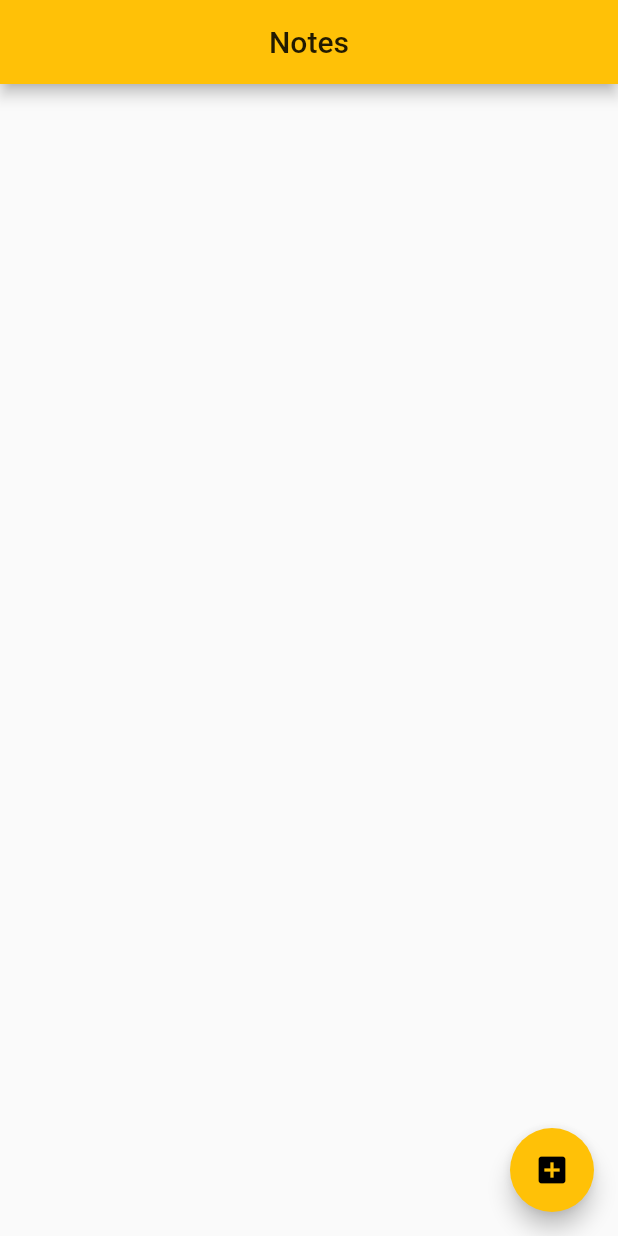
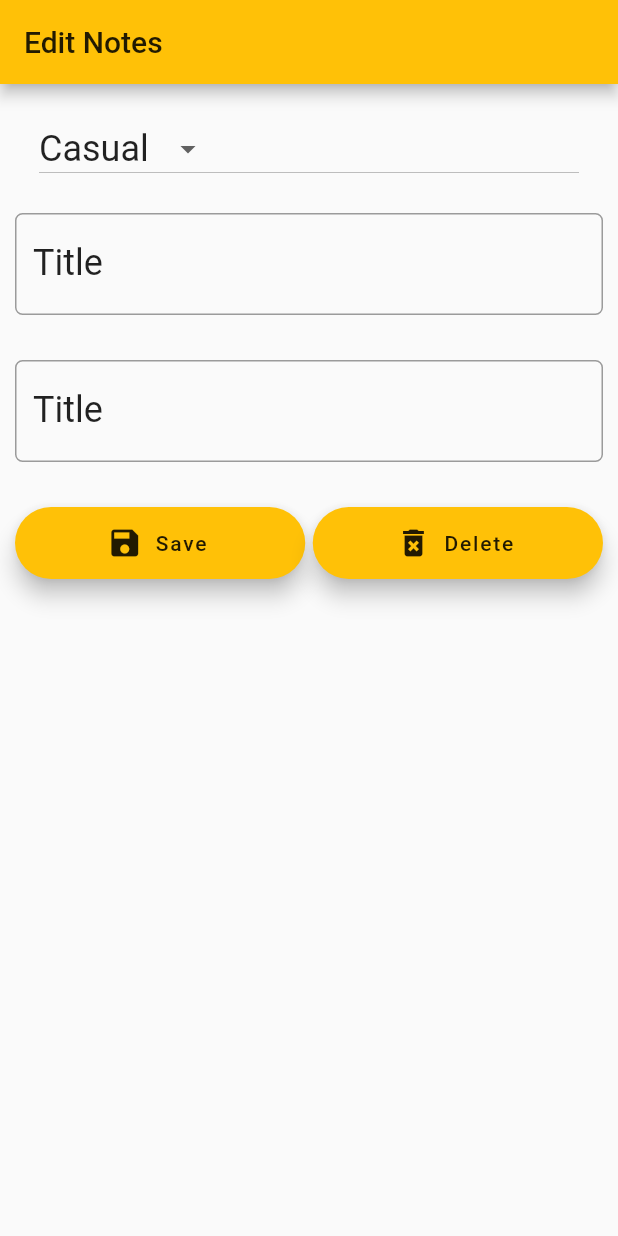
Before and after one commit to Ankan1998/Notebook_flutter, a Flutter app: the screen it shows after launch, on a phone screen of 412 x 824 dp. Run offline on Flutter 3.47's test engine with Material 2 defaults, Android fonts, the phone set to English and light mode, and no system bars.

Commit message:
Added Note_detail in the App

```diff
--- a/flutternote/lib/main.dart
+++ b/flutternote/lib/main.dart
@@ -1,4 +1,5 @@
 import 'package:flutter/material.dart';
+import 'package:flutternote/screens/note_detail.dart';
 import 'package:flutternote/screens/note_list.dart';
 
 void main() {
@@ -14,7 +15,7 @@ class MyApp extends StatelessWidget {
       theme: ThemeData(
         primarySwatch: Colors.amber,
       ),
-      home: NoteList(),
+      home: NoteDetail(),
     );
   }
 }
--- a/flutternote/lib/screens/note_detail.dart
+++ b/flutternote/lib/screens/note_detail.dart
@@ -0,0 +1,134 @@
+import 'package:flutter/material.dart';
+
+class NoteDetail extends StatefulWidget {
+  const NoteDetail({Key? key}) : super(key: key);
+
+  @override
+  _NoteDetailState createState() => _NoteDetailState();
+}
+
+class _NoteDetailState extends State<NoteDetail> {
+  static var _priorities = ['Urgent', 'Medium', 'Casual'];
+  TextEditingController titleController = TextEditingController();
+  TextEditingController descriptionController = TextEditingController();
+
+  @override
+  Widget build(BuildContext context) {
+    TextStyle? textStyle = Theme.of(context).textTheme.headline5;
+
+    return Scaffold(
+      appBar: AppBar(
+        title: Text(
+          'Edit Notes',
+        ),
+      ),
+      body: Padding(
+        padding: EdgeInsets.only(top: 15.0, left: 10.0, right: 10.0),
+        child: ListView(
+          children: <Widget>[
+            ListTile(
+              title: DropdownButton(
+                items: _priorities.map((String dropDownStringItem) {
+                  return DropdownMenuItem<String>(
+                    child: Text(dropDownStringItem),
+                    value: dropDownStringItem,
+                  );
+                }).toList(),
+                style: textStyle,
+                value: 'Casual',
+                onChanged: (value) {
+                  setState(() {
+                    debugPrint('user ${value}');
+                  });
+                },
+              ),
+            ),
+            // Second Element
+            Padding(
+              padding: EdgeInsets.only(
+                top: 15.0,
+                bottom: 15.0,
+              ),
+              child: TextField(
+                controller: titleController,
+                style: textStyle,
+                onChanged: (value) {
+                  debugPrint("Something title text field");
+                },
+                decoration: InputDecoration(
+                    labelText: 'Title',
+                    labelStyle: textStyle,
+                    border: OutlineInputBorder(
+                        borderRadius: BorderRadius.circular(5.0))),
+              ),
+            ),
+            // Third element
+            Padding(
+              padding: EdgeInsets.only(
+                top: 15.0,
+                bottom: 15.0,
+              ),
+              child: TextField(
+                controller: titleController,
+                style: textStyle,
+                onChanged: (value) {
+                  debugPrint("Something title text field");
+                },
+                decoration: InputDecoration(
+                    labelText: 'Title',
+                    labelStyle: textStyle,
+                    border: OutlineInputBorder(
+                        borderRadius: BorderRadius.circular(5.0))),
+              ),
+            ),
+            // Fourth element
+            Padding(
+                padding: EdgeInsets.only(
+                  top: 15.0,
+                  bottom: 15.0,
+                ),
+                child: Row(
+                  children: <Widget>[
+                    Expanded(
+                      child: FloatingActionButton.extended(
+                        onPressed: () {
+                          setState(() {
+                            debugPrint('Save clicked');
+                          });
+                        },
+                        tooltip: 'Save Note',
+                        icon: Icon(
+                          Icons.save,
+                        ),
+                        backgroundColor: Colors.amber,
+                        foregroundColor: Colors.black87,
+                        label: Text('Save'),
+                      ),
+                    ),
+
+                    Container(width: 5.0,),
+
+                    Expanded(
+                      child: FloatingActionButton.extended(
+                        onPressed: () {
+                          setState(() {
+                            debugPrint('delete clicked');
+                          });
+                        },
+                        tooltip: 'Delete',
+                        icon: Icon(
+                          Icons.delete_forever,
+                        ),
+                        backgroundColor: Colors.amber,
+                        foregroundColor: Colors.black87,
+                        label: Text('Delete'),
+                      ),
+                    )
+                  ],
+                ))
+          ],
+        ),
+      ),
+    );
+  }
+}
```
